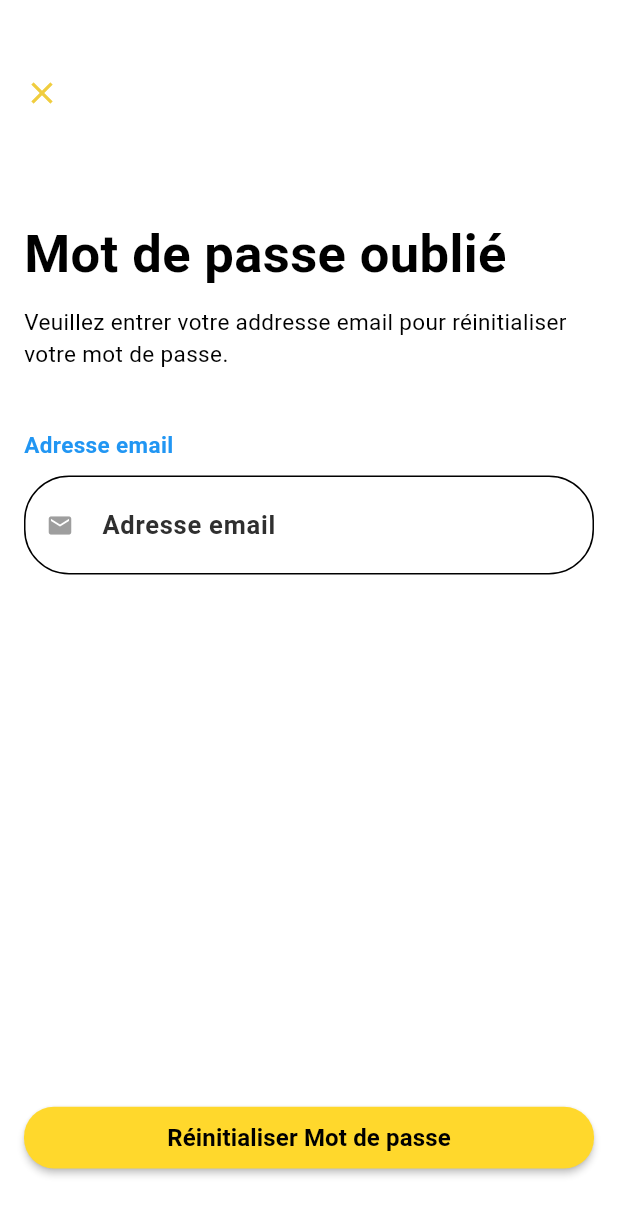
After one commit to Hendegleg/flutter, a Flutter app: the screen it shows after launch, after a tap on "Mot de passe oublié ?", on a phone screen of 412 x 824 dp. The commit adds this screen. Shown: the top 1215 px of the screen. Run offline on Flutter 3.47's test engine with Material 3 defaults, Android fonts, the phone set to English and light mode, and no system bars; our stand-ins replace animated_splash_screen, cloud_firestore, firebase_auth, firebase_core, flutter_credit_card, fluttertoast and 1 more; accounts and stored records are empty; Roboto replaces fonts that are missing (Poppins).

Commit message:
ForgotPass

```diff
--- /dev/null
+++ b/lib/Utils.dart/AuthException.dart
@@ -0,0 +1,55 @@
+import 'package:firebase_auth/firebase_auth.dart';
+
+enum AuthStatus {
+  successful,
+  wrongPassword,
+  emailAlreadyExists,
+  invalidEmail,
+  weakPassword,
+  unknown,
+}
+
+class AuthExceptionHandler {
+  static handleAuthException(FirebaseAuthException e) {
+    AuthStatus status;
+    switch (e.code) {
+      case "invalid-email":
+        status = AuthStatus.invalidEmail;
+        break;
+      case "wrong-password":
+        status = AuthStatus.wrongPassword;
+        break;
+      case "weak-password":
+        status = AuthStatus.weakPassword;
+        break;
+      case "email-already-in-use":
+        status = AuthStatus.emailAlreadyExists;
+        break;
+      default:
+        status = AuthStatus.unknown;
+    }
+    return status;
+  }
+
+  static String generateErrorMessage(error) {
+    String errorMessage;
+    switch (error) {
+      case AuthStatus.invalidEmail:
+        errorMessage = "Your email address appears to be malformed.";
+        break;
+      case AuthStatus.weakPassword:
+        errorMessage = "Your password should be at least 6 characters.";
+        break;
+      case AuthStatus.wrongPassword:
+        errorMessage = "Your email or password is wrong.";
+        break;
+      case AuthStatus.emailAlreadyExists:
+        errorMessage =
+            "The email address is already in use by another account.";
+        break;
+      default:
+        errorMessage = "An error occured. Please try again later.";
+    }
+    return errorMessage;
+  }
+}
--- /dev/null
+++ b/lib/pages/Forgot_pw_page.dart
@@ -0,0 +1,199 @@
+import 'package:firebase_auth/firebase_auth.dart';
+import 'package:flutter/material.dart';
+import 'package:flutter_application_1/Utils.dart/AuthException.dart';
+
+class ResetPasswordScreen extends StatefulWidget {
+  static const String id = 'reset_password';
+  const ResetPasswordScreen({Key? key}) : super(key: key);
+
+  @override
+  State<ResetPasswordScreen> createState() => _ResetPasswordScreenState();
+}
+
+class _ResetPasswordScreenState extends State<ResetPasswordScreen> {
+  final _key = GlobalKey<FormState>();
+  final _emailController = TextEditingController();
+  static final auth = FirebaseAuth.instance;
+  static late AuthStatus _status;
+
+  @override
+  void dispose() {
+    _emailController.dispose();
+    super.dispose();
+  }
+
+  Future<AuthStatus> resetPassword({required String email}) async {
+    await auth
+        .sendPasswordResetEmail(email: email)
+        .then((value) => _status = AuthStatus.successful)
+        .catchError(
+            (e) => _status = AuthExceptionHandler.handleAuthException(e));
+
+    return _status;
+  }
+
+  @override
+  Widget build(BuildContext context) {
+    var size = MediaQuery.of(context).size;
+    return Scaffold(
+      body: Container(
+        width: size.width,
+        height: size.height,
+        color: Colors.white,
+        child: Padding(
+          padding: const EdgeInsets.only(
+              left: 16.0, right: 16.0, top: 50.0, bottom: 25.0),
+          child: Form(
+            key: _key,
+            child: Column(
+              crossAxisAlignment: CrossAxisAlignment.start,
+              children: [
+                GestureDetector(
+                  onTap: () => Navigator.pop(context),
+                  child: const Icon(Icons.close, color: Color.fromARGB(255, 240, 205, 63)),
+                ),
+                const SizedBox(height: 70),
+                const Text(
+                  "Mot de passe oublié",
+                  style: TextStyle(
+                    fontSize: 35,
+                    fontWeight: FontWeight.bold,
+                    color: Colors.black,
+                  ),
+                ),
+                const SizedBox(height: 10),
+                const Text(
+                  'Veuillez entrer votre addresse email pour réinitialiser votre mot de passe.',
+                  style: TextStyle(
+                    fontSize: 15,
+                    color: Colors.black,
+                  ),
+                ),
+                const SizedBox(height: 40),
+                const Text(
+                  'Adresse email',
+                  style: TextStyle(
+                    fontSize: 15,
+                    color: Colors.blue,
+                    fontWeight: FontWeight.bold,
+                  ),
+                ),
+                const SizedBox(height: 10),
+                Container(
+                  child: TextFormField(
+                    obscureText: false,
+                    controller: _emailController,
+                    validator: (value) {
+                      if (value == null || value.isEmpty) {
+                        return 'Email vide';
+                      }
+                      return null;
+                    },
+                    autofocus: false,
+                    style: const TextStyle(
+                        fontSize: 15,
+                        fontWeight: FontWeight.bold,
+                        color: Colors.black),
+                    decoration: const InputDecoration(
+                      contentPadding:
+                          EdgeInsets.symmetric(vertical: 20, horizontal: 20),
+                      border: OutlineInputBorder(
+                          borderRadius:
+                              BorderRadius.all(Radius.circular(30.0))),
+                      enabledBorder: OutlineInputBorder(
+                        borderSide: BorderSide(
+                          color: Colors.black,
+                          width: 1,
+                        ),
+                        borderRadius: BorderRadius.all(
+                          Radius.circular(
+                            30.0,
+                          ),
+                        ),
+                      ),
+                      focusedBorder: OutlineInputBorder(
+                        borderSide: BorderSide(color: Colors.black, width: 2.0),
+                        borderRadius: BorderRadius.all(
+                          Radius.circular(
+                            30.0,
+                          ),
+                        ),
+                      ),
+                      isDense: true,
+                      filled: true,
+                      errorStyle: TextStyle(fontSize: 15),
+                      hintText: 'Adresse email',
+                      prefixIcon: Icon(Icons.email, color: Colors.grey),
+                      hintStyle: TextStyle(
+                          fontSize: 17,
+                          fontWeight: FontWeight.bold,
+                          color: Color.fromARGB(255, 47, 47, 47)),
+                    ),
+                  ),
+                ),
+                const SizedBox(height: 16),
+                const Expanded(child: SizedBox()),
+                SizedBox(
+                  height: MediaQuery.of(context).size.height / 20,
+                  child: Material(
+                    elevation: 2,
+                    borderRadius: BorderRadius.circular(20),
+                    color: Theme.of(context).colorScheme.secondary,
+                    child: MaterialButton(
+                      onPressed: () async {
+                        if (_key.currentState!.validate()) {
+                          try {
+                            final credential = await FirebaseAuth.instance
+                                .createUserWithEmailAndPassword(
+                              email: _emailController.text.trim(),
+                              password: "testtttttttttttttt",
+                            );
+                            ScaffoldMessenger.of(context).showSnackBar(
+                              SnackBar(
+                                content: Text(
+                                    'Échec de la réinitialisation du mot de passe. Veuillez vérifier votre e-mail.'),
+                              ),
+                            );
+                            await FirebaseAuth.instance.currentUser!.delete();
+                          } on FirebaseAuthException catch (e) {
+                            if (e.code == 'email-already-in-use') {
+                              await auth.sendPasswordResetEmail(
+                                  email: _emailController.text.trim());
+                              ScaffoldMessenger.of(context).showSnackBar(
+                                SnackBar(
+                                  content: Text(
+                                      'Un e-mail de réinitialisation a été envoyé à ${_emailController.text.trim()}'),
+                                ),
+                              );
+                            }
+                          } catch (e) {
+                            ScaffoldMessenger.of(context).showSnackBar(
+                              SnackBar(
+                                content: Text(
+                                    'Échec de la réinitialisation du mot de passe. Veuillez vérifier votre e-mail.'),
+                              ),
+                            );
+                          }
+                        }
+                      },
+                      minWidth: double.infinity,
+                      child: const Text(
+                        'Réinitialiser Mot de passe',
+                        style: TextStyle(
+                            color: Colors.black,
+                            fontWeight: FontWeight.bold,
+                            fontSize: 16,
+                            fontFamily: 'Poppins'),
+                      ),
+                    ),
+                  ),
+                ),
+                const SizedBox(height: 20),
+              ],
+            ),
+          ),
+        ),
+      ),
+    );
+  }
+}
--- a/lib/pages/login_page.dart
+++ b/lib/pages/login_page.dart
@@ -1,6 +1,7 @@
 import 'package:flutter/material.dart';
 import 'package:flutter_application_1/components/my_button.dart';
 import 'package:flutter_application_1/components/my_textfield.dart';
+import 'package:flutter_application_1/pages/Forgot_pw_page.dart';
 import 'package:flutter_application_1/services/auth/auth_service.dart';
 import 'home_page.dart';
 
@@ -82,6 +83,35 @@ class _LoginPageState extends State<LoginPage> {
                 hinText: "Mot de passe",
                 obscureText: true,
               ),
+              const SizedBox(height: 10),
+
+              Padding(
+                padding: const EdgeInsets.symmetric(horizontal: 25.0),
+                child: Row(
+                  mainAxisAlignment: MainAxisAlignment.end,
+                  children: [
+                    GestureDetector(
+                      onTap: () {
+                        Navigator.push(
+                          context,
+                          MaterialPageRoute(
+                            builder: (context) {
+                              return ResetPasswordScreen();
+                            },
+                          ),
+                        );
+                      },
+                      child: Text(
+                        'Mot de passe oublié ?',
+                        style: TextStyle(
+                          color: Theme.of(context).colorScheme.inversePrimary,
+                          fontWeight: FontWeight.bold,
+                        ),
+                      ),
+                    ),
+                  ],
+                ),
+              ),
 
               const SizedBox(height: 10),
 
--- a/lib/services/auth/auth_service.dart
+++ b/lib/services/auth/auth_service.dart
@@ -1,4 +1,5 @@
 import 'package:firebase_auth/firebase_auth.dart';
+import '../../Utils.dart/AuthException.dart';
 
 class AuthService {
   final FirebaseAuth _firebaseAuth = FirebaseAuth.instance;
@@ -7,26 +8,45 @@ class AuthService {
     return _firebaseAuth.currentUser;
   }
 
-  Future<UserCredential> signInWithEmailPassword(String email, password) async {
+  Future<UserCredential> signInWithEmailPassword(
+      String email, String password) async {
+    if (email.isEmpty || password.isEmpty) {
+      throw Exception("Veuillez remplir tous les champs.");
+    }
+
     try {
       UserCredential userCredential =
           await _firebaseAuth.signInWithEmailAndPassword(
         email: email,
         password: password,
       );
+
+      // Retourne les informations sur l'utilisateur connecté
       return userCredential;
     } on FirebaseAuthException catch (e) {
-      throw Exception(e.code);
+      if (e.code == 'user-not-found') {
+        throw Exception("Ce compte n'existe pas - Inscrivez-vous.");
+      } else if (e.code == 'invalid-credential') {
+        throw Exception("Informations d'identification invalides.");
+      } else {
+        throw Exception(e.code);
+      }
     }
   }
 
-  Future<UserCredential> signUpWithEmailPassword(String email, password) async {
+  Future<UserCredential> signUpWithEmailPassword(
+      String email, String password) async {
+    if (email.isEmpty || password.isEmpty) {
+      throw Exception("Veuillez remplir tous les champs.");
+    }
+
     try {
       UserCredential userCredential =
           await _firebaseAuth.createUserWithEmailAndPassword(
         email: email,
         password: password,
       );
+
       return userCredential;
     } on FirebaseAuthException catch (e) {
       throw Exception(e.code);
--- a/lib/services/auth/database/firestore.dart
+++ b/lib/services/auth/database/firestore.dart
@@ -9,4 +9,6 @@ class FirestoreService {
       'order': receipt,
     });
   }
+
+
 }
--- a/pubspec.yaml
+++ b/pubspec.yaml
@@ -43,6 +43,7 @@ dependencies:
   cloud_firestore: ^4.17.0
   animated_splash_screen: ^1.3.0
   lottie: ^3.1.0
+  fluttertoast: ^8.2.5
 
 dev_dependencies:
   flutter_test:
```
Also changed, not shown: lib/Utils.dart/Utils.dart (added, +15 -0 lines), pubspec.lock.
